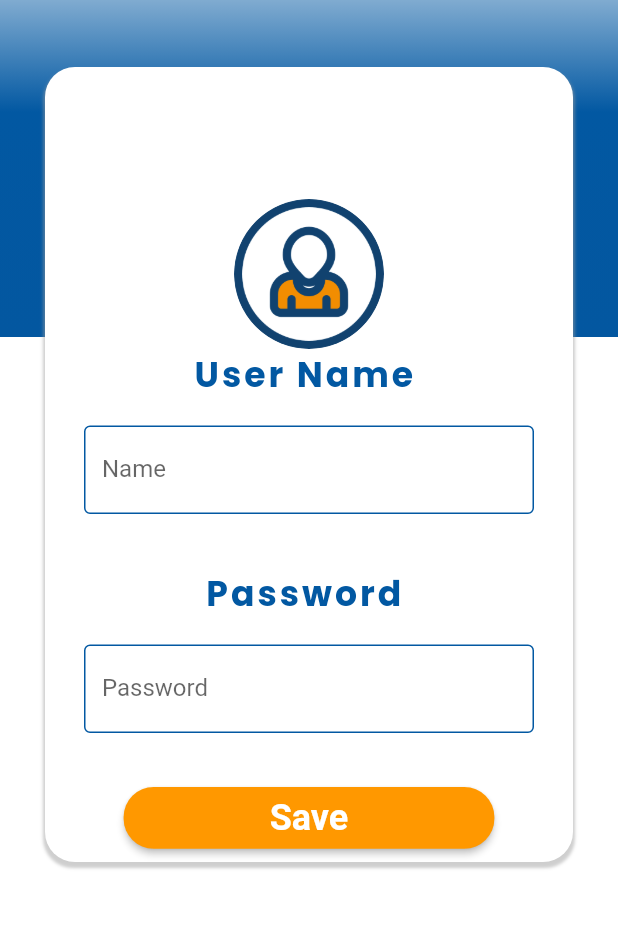
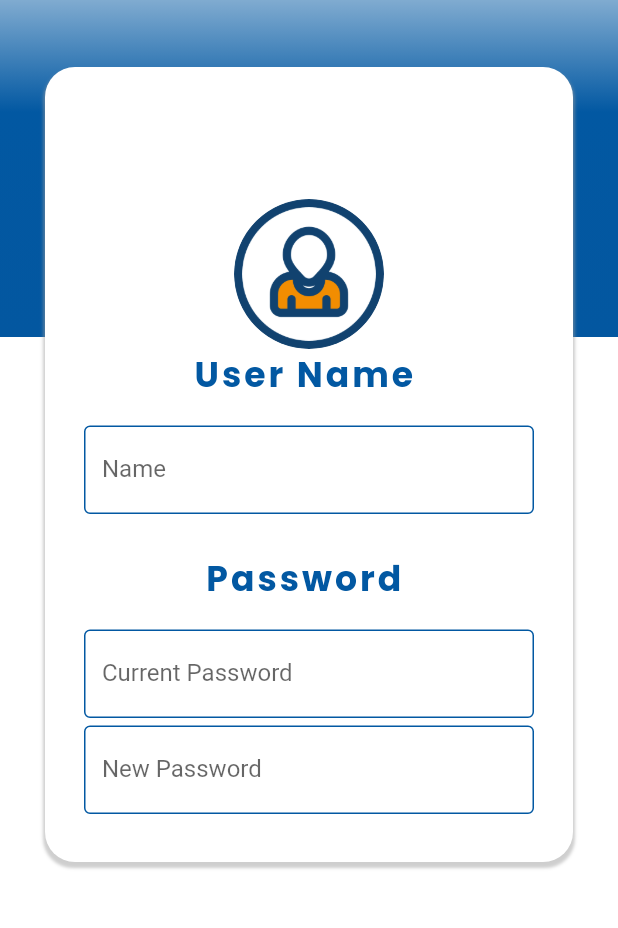
Before and after one commit to machaneAmiraYakout/lci, a Flutter app: the Profile screen opened directly, after a tap on "Edit", on a phone screen of 412 x 824 dp, the part 113-1041 px from its top. Run offline on Flutter 3.47's test engine with Material 2 defaults, Android fonts, the phone set to English and light mode, and no system bars; our stand-ins replace cloud_firestore, connectivity, file_picker, firebase_auth, firebase_core, firebase_messaging and 3 more; accounts and stored records are empty.

Commit message:
dark & change password

```diff
--- a/lib/presenter/controller/onBoarding_controller.dart
+++ b/lib/presenter/controller/onBoarding_controller.dart
@@ -1,7 +1,6 @@
+import 'package:elearning/view/screens/darkmode_screen.dart';
 import 'package:flutter/material.dart';
 import 'package:get/get.dart';
-
-import '../../view/screens/started_screen.dart';
 import '../../view/widgets/colors.dart';
 import '../../view/widgets/my_custom_text.dart';
 class OnboardingController extends GetxController {
@@ -34,7 +33,7 @@ class OnboardingController extends GetxController {
         curve: Curves.ease,
       );
     } else {
-      Get.to(StartScreen());
+      Get.to(DarkModeScreen());
     }
   }
   List<Widget> buildPageIndicator() {
--- a/lib/presenter/controller/profile_controller.dart
+++ b/lib/presenter/controller/profile_controller.dart
@@ -3,8 +3,11 @@ import 'package:elearning/presenter/controller/home_controller.dart';
 import 'package:firebase_auth/firebase_auth.dart';
 import 'package:flutter/material.dart';
 import 'package:get/get.dart';
+import '../../view/widgets/my_custom_snackbar.dart';
 class ProfileController extends GetxController{
   var isEditing = false.obs;
+  String currentPassword='';
+  String newPassword='';
   final HomeController homeController = Get.put(HomeController());
   final TextEditingController newPasswordController = TextEditingController();
   void toggleEditing() {
@@ -21,20 +24,32 @@ class ProfileController extends GetxController{
     }
     update();
   }
-  void updatePassword(String newValue) async {
-    String newPassword = newValue.trim();
-
-    if (newPassword.isEmpty) {
-      Get.snackbar('Error', 'Please enter a new password');
+  void updatePasswordf() async {
+    if (currentPassword.isEmpty || newPassword.isEmpty) {
+      CustomSnackbar('Error', 'Please enter both current and new passwords', isSuccess: false);
       return;
     }
-
     try {
       User? user = FirebaseAuth.instance.currentUser;
-      await user!.updatePassword(newPassword);
-      Get.snackbar('Success', 'Password updated successfully');
+      if (user != null) {
+        // Reauthenticate the user with the current password stored in Firebase
+        AuthCredential credential = EmailAuthProvider.credential(email: user.email!, password: currentPassword);
+        await user.reauthenticateWithCredential(credential);
+        // Update the password with the new one
+        await user.updatePassword(newPassword);
+        CustomSnackbar('Success', 'Password updated successfully', isSuccess: true);
+      } else {
+        CustomSnackbar('Error', 'User not signed in', isSuccess: false);
+      }
+    } on FirebaseAuthException catch (e) {
+      if (e.code == 'wrong-password') {
+        CustomSnackbar('Error', 'Invalid current password', isSuccess: false);
+      } else {
+        CustomSnackbar('Error', 'Failed to update password: ${e.message}', isSuccess: false);
+      }
     } catch (error) {
-      Get.snackbar('Error', 'Failed to update password: $error');
+      print('Error updating password: $error');
+      CustomSnackbar('Error', 'Failed to update password', isSuccess: false);
     }
   }
 }
--- a/lib/presenter/controller/settings_controller.dart
+++ b/lib/presenter/controller/settings_controller.dart
@@ -1,6 +1,5 @@
 import 'package:flutter/material.dart';
 import 'package:get/get.dart';
-
 import '../../view/widgets/colors.dart';
 class SettingsController extends GetxController {
   RxBool isDarkMode = false.obs;
--- a/lib/view/screens/guest_screen.dart
+++ b/lib/view/screens/guest_screen.dart
@@ -1,6 +1,6 @@
 import 'package:elearning/presenter/controller/course_controller.dart';
-import 'package:elearning/presenter/controller/login_controller.dart';
 import 'package:elearning/view/screens/contact.dart';
+import 'package:elearning/view/screens/darkmode_screen.dart';
 import 'package:elearning/view/screens/online_screen.dart';
 import 'package:elearning/view/screens/service_screen.dart';
 import 'package:elearning/view/screens/signup_screen.dart';
--- a/lib/view/screens/profile_screen.dart
+++ b/lib/view/screens/profile_screen.dart
@@ -36,9 +36,15 @@ class Profile extends StatelessWidget {
                   decoration: BoxDecoration(
                     gradient: LinearGradient(
                       colors: [
-                          settingscontroller.isDarkMode.value ? Colors.black54 : Colors.white,
-                          settingscontroller.isDarkMode.value ? Colors.black : primaryColor,
-                          settingscontroller.isDarkMode.value ? Colors.black : secondColor,
+                        settingscontroller.isDarkMode.value
+                            ? Colors.black54
+                            : Colors.white,
+                        settingscontroller.isDarkMode.value
+                            ? Colors.black
+                            : primaryColor,
+                        settingscontroller.isDarkMode.value
+                            ? Colors.black
+                            : secondColor,
                       ],
                       begin: Alignment.topCenter,
                       end: Alignment.bottomCenter,
@@ -109,11 +115,13 @@ class Profile extends StatelessWidget {
                             ? const CircleAvatar(
                                 radius: 50,
                                 backgroundColor: Colors.black26,
-                              backgroundImage: AssetImage('assets/images/utilisateur.png'))
+                                backgroundImage:
+                                    AssetImage('assets/images/utilisateur.png'))
                             : const CircleAvatar(
                                 radius: 50,
                                 backgroundColor: Colors.white,
-                              backgroundImage: AssetImage('assets/images/utilisateur1.png')),
+                                backgroundImage: AssetImage(
+                                    'assets/images/utilisateur1.png')),
                         MyCustomTextWidget(index: 1, text: 'User Name '),
                         Container(
                           padding: const EdgeInsets.all(16.0),
@@ -139,7 +147,7 @@ class Profile extends StatelessWidget {
                           }),
                         ),
                         const SizedBox(
-                            height: 20,
+                          height: 10,
                         ),
                         MyCustomTextWidget(index: 1, text: 'Password '),
                         Container(
@@ -149,20 +157,35 @@ class Profile extends StatelessWidget {
                           ),
                           child: Obx(() {
                             if (profileController.isEditing.value) {
-                                return TextField(
+                              return Column(
+                                children: [
+                                  TextField(
                                     onChanged: (newValue) {
-                                    // Implement a method in the profileController to update the password
-                                    profileController.updatePassword(newValue);
+                                      profileController.currentPassword =
+                                          newValue; // Store the current password in the profileController
                                     },
                                     decoration: const InputDecoration(
-                                    labelText: 'Password',
+                                      labelText: 'Current Password',
                                     ),
                                     obscureText: true,
+                                  ),
+                                  const SizedBox(height: 5,),
+                                  TextField(
+                                    onChanged: (newValue) {
+                                      profileController.newPassword =
+                                          newValue; // Store the new password in the profileController
+                                    },
+                                    decoration: const InputDecoration(
+                                      labelText: 'New Password',
+                                    ),
+                                    obscureText: true,
+                                  ),
+                                ],
                               );
                             } else {
-                                return Text(
-                                  '********', // Display password as asterisks or any other placeholder
-                                  style: const TextStyle(fontSize: 20.0),
+                              return const Text(
+                                'change password', // Display password as asterisks or any other placeholder
+                                style: TextStyle(fontSize: 15.0),
                               );
                             }
                           }),
@@ -174,7 +197,13 @@ class Profile extends StatelessWidget {
                           height: screenHeight * 0.05,
                           width: screenHeight * 0.3,
                           child: ElevatedButton(
-                              onPressed: profileController.toggleEditing,
+                            onPressed: () {
+                              if (profileController.isEditing.value) {
+                                profileController.updatePasswordf();
+                              } else {
+                                profileController.toggleEditing();
+                              }
+                            },
                             style: ElevatedButton.styleFrom(
                               shape: RoundedRectangleBorder(
                                 borderRadius: BorderRadius.circular(20.0),
@@ -186,7 +215,8 @@ class Profile extends StatelessWidget {
                                 style: const TextStyle(
                                   fontSize: 24,
                                   fontWeight: FontWeight.w700,
-                                      color: Colors.white),
+                                  color: Colors.white,
+                                ),
                               );
                             }),
                           ),
--- a/lib/view/screens/service_screen.dart
+++ b/lib/view/screens/service_screen.dart
@@ -9,7 +9,6 @@ class Service extends StatelessWidget {
   @override
   Widget build(BuildContext context) {
     final SettingsController settingscontroller = Get.put(SettingsController());
-
     return Scaffold(
       body: Column(
         children: [
```
Also changed, not shown: lib/view/screens/darkmode_screen.dart (added, +121 -0 lines), assets/images/dark.jpg (added), assets/images/light.jpg (added). Lines whose indentation alone changed are shown as unchanged.
